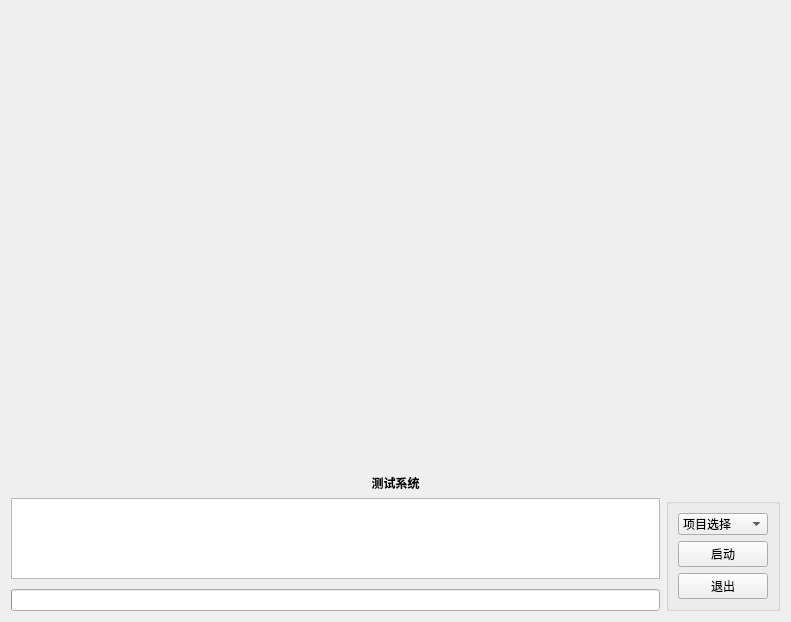
Old version of the form ui/loading.ui in the repository clint456/PySide6-Project.
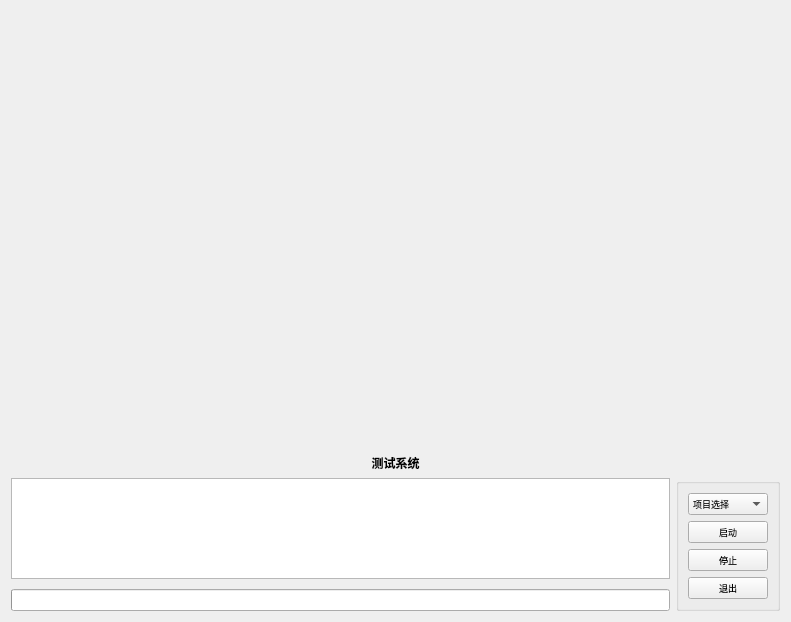
New version of the form. Icons and pictures are not drawn.

```diff
--- a/ui/loading.ui
+++ b/ui/loading.ui
@@ -63,6 +63,11 @@
           <layout class="QVBoxLayout" name="verticalLayout_3">
            <item>
             <widget class="QGroupBox" name="groupBox">
+             <property name="font">
+              <font>
+               <pointsize>7</pointsize>
+              </font>
+             </property>
              <property name="title">
               <string/>
              </property>
@@ -71,7 +76,7 @@
                <widget class="QComboBox" name="comboBox">
                 <property name="font">
                  <font>
-                  <pointsize>9</pointsize>
+                  <pointsize>7</pointsize>
                   <hintingpreference>PreferDefaultHinting</hintingpreference>
                  </font>
                 </property>
@@ -114,6 +119,13 @@
                  </sizepolicy>
                 </property>
                 <property name="text">
+                 <string>停止</string>
+                </property>
+               </widget>
+              </item>
+              <item>
+               <widget class="QPushButton" name="exitButton">
+                <property name="text">
                  <string>退出</string>
                 </property>
                </widget>
```
Left out of the diff: 2 changed lines with no effect on the pictures.
